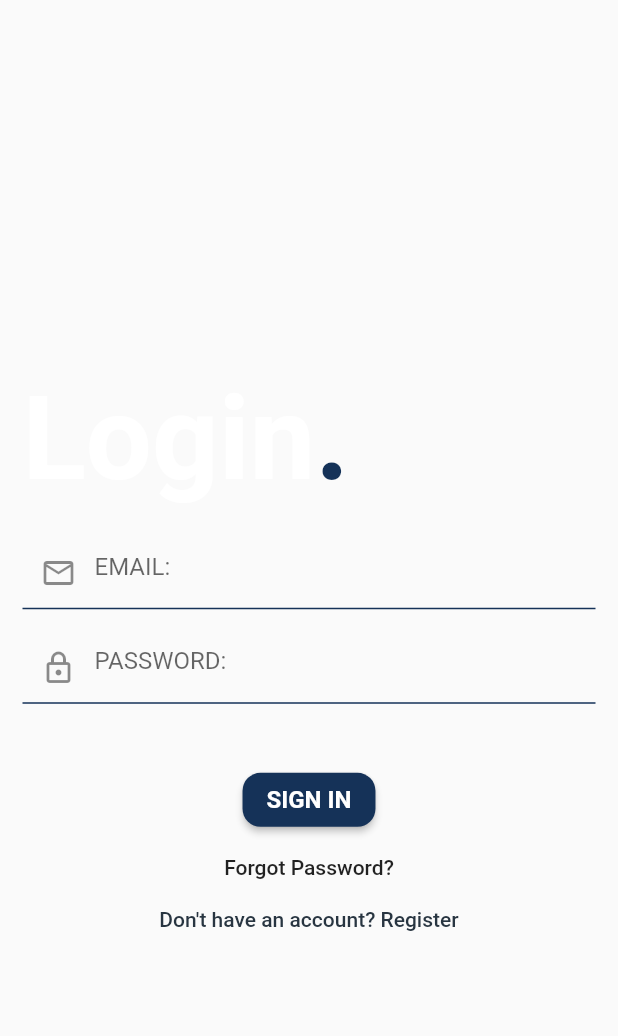
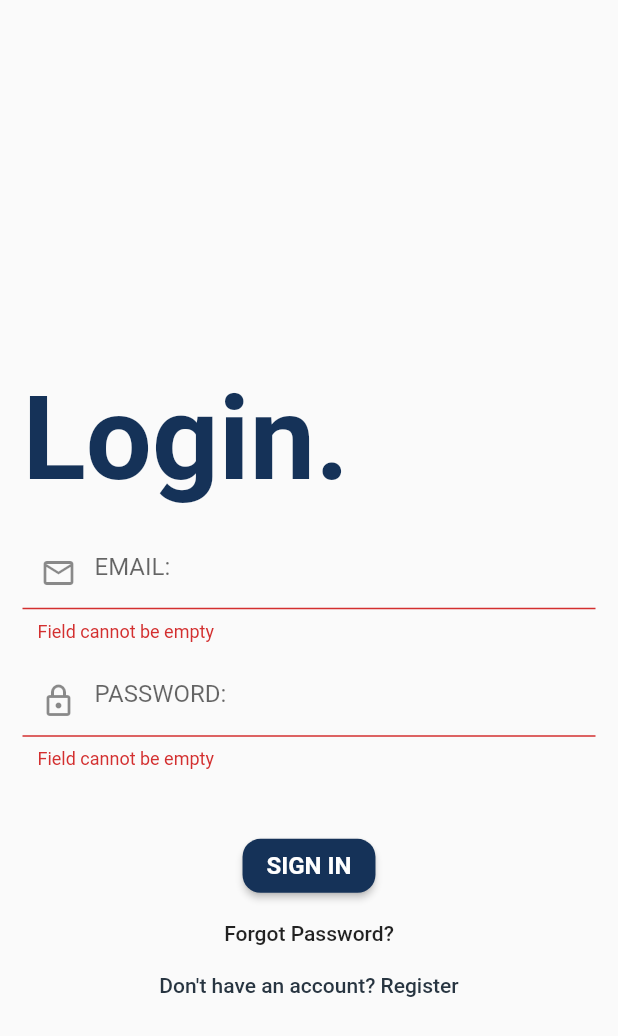
Before and after one commit to KanmaChizea/calendario, a Flutter app: the screen it shows after launch, after a tap on "SIGN IN", on a phone screen of 412 x 824 dp. Shown: the top 1036 px of the screen. Run offline on Flutter 3.47's test engine with Material 2 defaults, Android fonts, the phone set to English and light mode, and no system bars; drawn by our look-alikes of flutter_form_builder; our stand-ins replace cached_network_image, cloud_firestore, firebase_auth, firebase_core, firebase_storage, image_picker and 1 more; missing offline and left inert: flex_color_picker; accounts and stored records are empty.

Commit message:
auth screen refactored

```diff
--- /dev/null
+++ b/lib/components/inputfield_decor.dart
@@ -0,0 +1,20 @@
+import 'package:flutter/material.dart';
+
+buildDecoration(IconData icon, String hintText, BuildContext context) {
+  return InputDecoration(
+    prefixIcon: Icon(
+      icon,
+    ),
+    enabledBorder: UnderlineInputBorder(
+      borderSide: BorderSide(
+          color: Theme.of(context).primaryColor,
+          width: 1.0,
+          style: BorderStyle.solid),
+    ),
+    focusedBorder: UnderlineInputBorder(
+      borderSide: BorderSide(color: Theme.of(context).primaryColor, width: 2.0),
+    ),
+    contentPadding: const EdgeInsets.fromLTRB(10, 10, 0, 0),
+    hintText: hintText,
+  );
+}
--- a/lib/components/loadingwidget.dart
+++ b/lib/components/loadingwidget.dart
@@ -1,5 +1,4 @@
 import 'package:flutter/material.dart';
-import 'package:flutter_spinkit/flutter_spinkit.dart';
 import 'package:project/components/drawer.dart';
 
 class LoadingPage extends StatelessWidget {
@@ -17,9 +16,8 @@ class LoadingPage extends StatelessWidget {
         mainAxisAlignment: MainAxisAlignment.center,
         crossAxisAlignment: CrossAxisAlignment.center,
         children: [
-          SpinKitCircle(
-            color: Theme.of(context).backgroundColor,
-            size: 50.0,
+          CircularProgressIndicator(
+            color: Theme.of(context).primaryColor,
           ),
           verticalSpace(20),
           isLogin
--- /dev/null
+++ b/lib/components/login_form.dart
@@ -0,0 +1,117 @@
+import 'package:flutter/material.dart';
+import 'package:provider/provider.dart';
+
+import '../services/auth.dart';
+import '../services/utils.dart';
+import '../state management/auth_state_management.dart';
+import '../styles/buttons.dart';
+import 'inputfield_decor.dart';
+
+class LoginForm extends StatefulWidget {
+  const LoginForm({Key? key}) : super(key: key);
+
+  @override
+  State<LoginForm> createState() => _LoginFormState();
+}
+
+class _LoginFormState extends State<LoginForm> {
+  final _formKey = GlobalKey<FormState>();
+  AuthService authService = AuthService();
+  late TextEditingController emailController;
+  late TextEditingController passwordController;
+
+  @override
+  void initState() {
+    emailController = TextEditingController();
+    passwordController = TextEditingController();
+    super.initState();
+  }
+
+  @override
+  Widget build(BuildContext context) {
+    return Form(
+      key: _formKey,
+      child: Column(
+        mainAxisAlignment: MainAxisAlignment.spaceAround,
+        children: [
+          TextFormField(
+              validator: (value) => value == null || value.isEmpty
+                  ? 'Field cannot be empty'
+                  : null,
+              controller: emailController,
+              decoration:
+                  buildDecoration(Icons.email_outlined, 'EMAIL:', context)),
+          verticalSpace(15.0),
+          TextFormField(
+            validator: (value) =>
+                value == null || value.isEmpty ? 'Field cannot be empty' : null,
+            controller: passwordController,
+            decoration:
+                buildDecoration(Icons.lock_outlined, 'PASSWORD:', context),
+            obscureText: true,
+          ),
+          Consumer<AuthScreenStateManagement>(builder: (context, value, child) {
+            return value.error == ''
+                ? verticalSpace(40)
+                : Container(
+                    height: 40,
+                    alignment: Alignment.centerLeft,
+                    child: Center(
+                      child: Text(value.error,
+                          style: const TextStyle(
+                            fontWeight: FontWeight.w600,
+                            color: Color.fromARGB(255, 173, 20, 9),
+                            fontSize: 12.0,
+                          )),
+                    ),
+                  );
+          }),
+          Consumer<AuthScreenStateManagement>(builder: (context, value, child) {
+            return ElevatedButton(
+              onPressed: () async {
+                if (_formKey.currentState!.validate()) {
+                  value.setStatus(Status.loading);
+
+                  dynamic result = await authService.signIn(
+                      emailController.text, passwordController.text, context);
+                  if (result is String) {
+                    value.setError(result);
+                    value.setStatus(Status.login);
+                  }
+                }
+              },
+              child: const Text(
+                'SIGN IN',
+                style: TextStyle(
+                  fontSize: 16,
+                  fontWeight: FontWeight.bold,
+                ),
+              ),
+            );
+          }),
+          verticalSpace(10),
+          TextButton(
+              onPressed: () {},
+              style: textButtonStyle,
+              child: const Text(
+                'Forgot Password?',
+                style: TextStyle(
+                  color: Colors.black87,
+                ),
+              )),
+          Consumer<AuthScreenStateManagement>(builder: (context, value, child) {
+            return TextButton(
+                onPressed: () {
+                  value.resetError();
+                  value.setStatus(Status.register);
+                },
+                child: const Text(
+                  "Don't have an account? Register",
+                ));
+          }),
+          verticalSpace(10),
+        ],
+      ),
+    );
+  }
+}
--- a/lib/pages/addevent.dart
+++ b/lib/pages/addevent.dart
@@ -18,7 +18,6 @@ class _AddEventState extends State<AddEvent> {
   final items = ['Assignment', 'Test', 'Tutorial'];
 
   String? value;
-  String description = 'null';
   String type = 'Type';
   late EventDatabase _eventdb;
   late TextEditingController courseController;
@@ -244,6 +243,9 @@ class _AddEventState extends State<AddEvent> {
   Future saveForm() async {
     if (_formkey.currentState!.validate()) {
       final course = courseController.text.toUpperCase();
+      final description = descriptionController.text.isEmpty
+          ? 'null'
+          : descriptionController.text;
       _eventdb.updateEventData(course, byDate, description, type);
       Navigator.of(context).pop();
     }
--- /dev/null
+++ b/lib/pages/authscreen.dart
@@ -0,0 +1,62 @@
+import 'package:flutter/material.dart';
+import 'package:project/components/loadingwidget.dart';
+import 'package:project/components/signup_form.dart';
+import 'package:project/services/utils.dart';
+import 'package:project/state%20management/auth_state_management.dart';
+import 'package:project/styles/text.dart';
+import 'package:provider/provider.dart';
+
+import '../components/login_form.dart';
+
+class AuthScreen extends StatelessWidget {
+  const AuthScreen({Key? key}) : super(key: key);
+
+  @override
+  Widget build(BuildContext context) {
+    return ChangeNotifierProvider<AuthScreenStateManagement>.value(
+      value: AuthScreenStateManagement(),
+      child: Builder(builder: (context) {
+        return Consumer<AuthScreenStateManagement>(
+          builder: ((context, value, child) {
+            if (value.status == Status.loading) {
+              return const LoadingPage(isLogin: true);
+            } else {
+              return Scaffold(
+                  body: SingleChildScrollView(
+                      keyboardDismissBehavior:
+                          ScrollViewKeyboardDismissBehavior.onDrag,
+                      child: Container(
+                          margin: const EdgeInsets.symmetric(horizontal: 15),
+                          child: Column(
+                            crossAxisAlignment: CrossAxisAlignment.start,
+                            children: [
+                              value.status == Status.register
+                                  ? SizedBox(
+                                      height:
+                                          MediaQuery.of(context).size.height *
+                                              0.2,
+                                    )
+                                  : SizedBox(
+                                      height:
+                                          MediaQuery.of(context).size.height *
+                                              0.3,
+                                    ),
+                              Text(
+                                value.status == Status.register
+                                    ? 'Signup.'
+                                    : 'Login.',
+                                style: authScreenHeader,
+                              ),
+                              verticalSpace(20),
+                              value.status == Status.register
+                                  ? const SignUpForm()
+                                  : const LoginForm()
+                            ],
+                          ))));
+            }
+          }),
+        );
+      }),
+    );
+  }
+}
--- a/lib/pages/login.dart
+++ /dev/null
@@ -1,319 +0,0 @@
-import 'package:flutter/material.dart';
-import 'package:flutter_form_builder/flutter_form_builder.dart';
-import 'package:project/components/loadingwidget.dart';
-import 'package:project/services/auth.dart';
-import 'package:project/services/utils.dart';
-
-bool isSignupScreen = false;
-
-class Login extends StatefulWidget {
-  const Login({Key? key}) : super(key: key);
-
-  @override
-  _LoginState createState() => _LoginState();
-}
-
-class _LoginState extends State<Login> with SingleTickerProviderStateMixin {
-  final AuthService _auth = AuthService();
-  final _formKey = GlobalKey<FormBuilderState>();
-  bool loading = false;
-
-  String error = '';
-  String? password;
-
-  late Animation animation;
-  late AnimationController animationController;
-
-  @override
-  void dispose() {
-    animationController.dispose();
-    super.dispose();
-  }
-
-  @override
-  void initState() {
-    super.initState();
-    animationController =
-        AnimationController(vsync: this, duration: const Duration(seconds: 2));
-    animation = Tween(begin: -0.5, end: 0.0).animate(CurvedAnimation(
-        parent: animationController, curve: Curves.fastOutSlowIn));
-
-    animationController.forward();
-  }
-
-  @override
-  Widget build(BuildContext context) {
-    double width = MediaQuery.of(context).size.width;
-    return loading
-        ? const LoadingPage(
-            isLogin: true,
-          )
-        : AnimatedBuilder(
-            animation: animationController,
-            builder: (context, child) {
-              return Scaffold(
-                  body: Transform(
-                transform:
-                    Matrix4.translationValues(animation.value * width, 0, 0),
-                child: SingleChildScrollView(
-                  keyboardDismissBehavior:
-                      ScrollViewKeyboardDismissBehavior.onDrag,
-                  child: Container(
-                    margin: const EdgeInsets.symmetric(horizontal: 15),
-                    child: Column(
-                      crossAxisAlignment: CrossAxisAlignment.start,
-                      children: [
-                        isSignupScreen
-                            ? SizedBox(
-                                height:
-                                    MediaQuery.of(context).size.height * 0.2,
-                              )
-                            : SizedBox(
-                                height:
-                                    MediaQuery.of(context).size.height * 0.3,
-                              ),
-                        isSignupScreen
-                            ? headerText('Signup')
-                            : headerText('Login'),
-                        verticalSpace(20),
-                        isSignupScreen ? signupForm() : loginForm()
-                      ],
-                    ),
-                  ),
-                ),
-              ));
-            });
-  }
-
-// Log in form
-  FormBuilder loginForm() {
-    return FormBuilder(
-      key: _formKey,
-      child: Column(
-        mainAxisAlignment: MainAxisAlignment.spaceAround,
-        children: [
-          FormBuilderTextField(
-              validator: (value) =>
-                  value == null ? 'Field cannot be empty' : null,
-              name: 'email',
-              decoration: buildDecoration(Icons.email_outlined, 'EMAIL:')),
-          verticalSpace(15.0),
-          FormBuilderTextField(
-            validator: (value) =>
-                value == null ? 'Field cannot be empty' : null,
-            name: 'password',
-            decoration: buildDecoration(Icons.lock_outlined, 'PASSWORD:'),
-            obscureText: true,
-          ),
-          error.isEmpty
-              ? verticalSpace(40)
-              : Container(
-                  height: 40,
-                  alignment: Alignment.centerLeft,
-                  child: Center(
-                    child: Text(error,
-                        textAlign: TextAlign.center,
-                        style: const TextStyle(
-                          fontWeight: FontWeight.w600,
-                          color: Color.fromARGB(255, 173, 20, 9),
-                          fontSize: 12.0,
-                        )),
-                  ),
-                ),
-          ElevatedButton(
-            onPressed: () async {
-              _formKey.currentState!.save();
-              if (_formKey.currentState!.validate()) {
-                setState(() {
-                  loading = true;
-                });
-                final data = _formKey.currentState!.value;
-                dynamic result = await _auth.signIn(
-                    data['email'], data['password'], context);
-                if (result is String) {
-                  setState(() {
-                    error = result;
-                    loading = false;
-                  });
-                }
-              }
-            },
-            child: const Text(
-              'SIGN IN',
-              style: TextStyle(
-                fontSize: 16,
-                fontWeight: FontWeight.bold,
-              ),
-            ),
-          ),
-          verticalSpace(10),
-          TextButton(
-              onPressed: () {},
-              style: textButtonStyle(),
-              child: const Text(
-                'Forgot Password?',
-                style: TextStyle(
-                  color: Colors.black87,
-                ),
-              )),
-          TextButton(
-              onPressed: () {
-                setState(() {
-                  error = '';
-                  isSignupScreen = !isSignupScreen;
-                });
-              },
-              child: const Text(
-                "Don't have an account? Register",
-              )),
-          verticalSpace(10),
-        ],
-      ),
-    );
-  }
-
-  //Sign up form
-
-  signupForm() {
-    return FormBuilder(
-        key: _formKey,
-        child: Column(
-            mainAxisAlignment: MainAxisAlignment.spaceBetween,
-            children: [
-              verticalSpace(30.0),
-              FormBuilderTextField(
-                  validator: (value) =>
-                      value == null ? 'Field cannot be empty' : null,
-                  name: 'username',
-                  decoration:
-                      buildDecoration(Icons.person_outlined, 'FULL NAME:')),
-              verticalSpace(10.0),
-              FormBuilderTextField(
-                  validator: (value) =>
-                      value == null ? 'Field cannot be empty' : null,
-                  name: 'email',
-                  keyboardType: TextInputType.emailAddress,
-                  decoration: buildDecoration(Icons.email_outlined, 'EMAIL:')),
-              verticalSpace(10.0),
-              FormBuilderTextField(
-                  validator: (value) =>
-                      value == null ? 'Field cannot be empty' : null,
-                  name: 'password',
-                  obscureText: true,
-                  onChanged: (value) {
-                    setState(() {
-                      password = value;
-                    });
-                  },
-                  decoration:
-                      buildDecoration(Icons.lock_outlined, 'PASSWORD:')),
-              verticalSpace(10.0),
-              FormBuilderTextField(
-                  validator: (value) {
-                    value == null ? 'Field cannot be empty' : null;
-                    value != password ? "Passwords don't match" : null;
-                    return null;
-                  },
-                  name: 'confirm',
-                  obscureText: true,
-                  decoration: buildDecoration(
-                      Icons.lock_outlined, 'CONFIRM PASSWORD:')),
-              error.isEmpty
-                  ? verticalSpace(30)
-                  : Container(
-                      height: 30,
-                      alignment: Alignment.centerLeft,
-                      child: Text(error,
-                          style: const TextStyle(
-                            fontWeight: FontWeight.w600,
-                            color: Color.fromARGB(255, 173, 20, 9),
-                            fontSize: 12.0,
-                          )),
-                    ),
-              ElevatedButton(
-                onPressed: () async {
-                  _formKey.currentState!.save();
-                  if (_formKey.currentState!.validate()) {
-                    setState(() {
-                      loading = true;
-                    });
-                    final data = _formKey.currentState!.value;
-                    dynamic result = await _auth.register(data['email'],
-                        data['password'], data['username'], context);
-                    if (result is String) {
-                      setState(() {
-                        error = result;
-                        loading = false;
-                      });
-                    }
-                  }
-                },
-                child: const Text(
-                  'CREATE ACCOUNT',
-                  style: TextStyle(fontWeight: FontWeight.bold, fontSize: 16),
-                ),
-              ),
-              verticalSpace(10),
-              TextButton(
-                onPressed: () {
-                  setState(() {
-                    error = '';
-                    isSignupScreen = !isSignupScreen;
-                  });
-                },
-                child: const Text(
-                  'Already have an account? Sign in',
-                ),
-              ),
-            ]));
-  }
-
-// format header text
-  RichText headerText(String title) {
-    return RichText(
-        text: TextSpan(
-            text: title,
-            style: const TextStyle(
-              fontSize: 78,
-              fontWeight: FontWeight.bold,
-            ),
-            children: [
-          TextSpan(
-              text: '.',
-              style: TextStyle(
-                  fontSize: 78,
-                  fontWeight: FontWeight.bold,
-                  color: Theme.of(context).primaryColor))
-        ]));
-  }
-
-// text field decoration
-  buildDecoration(IconData icon, String hintText) {
-    return InputDecoration(
-      prefixIcon: Icon(
-        icon,
-      ),
-      enabledBorder: UnderlineInputBorder(
-        borderSide: BorderSide(
-            color: Theme.of(context).primaryColor,
-            width: 1.0,
-            style: BorderStyle.solid),
-      ),
-      focusedBorder: UnderlineInputBorder(
-        borderSide:
-            BorderSide(color: Theme.of(context).primaryColor, width: 2.0),
-      ),
-      contentPadding: const EdgeInsets.fromLTRB(10, 10, 0, 0),
-      hintText: hintText,
-    );
-  }
-
-// style for text button
-  textButtonStyle() {
-    return TextButton.styleFrom(
-      padding: const EdgeInsets.symmetric(vertical: 3, horizontal: 10),
-      minimumSize: Size.zero,
-      tapTargetSize: MaterialTapTargetSize.shrinkWrap,
-    );
-  }
-}
--- a/lib/routes/routes.dart
+++ b/lib/routes/routes.dart
@@ -2,7 +2,7 @@ import 'package:flutter/material.dart';
 import 'package:project/pages/addevent.dart';
 import 'package:project/pages/appearance.dart';
 import 'package:project/pages/editcourses.dart';
-import 'package:project/pages/login.dart';
+import 'package:project/pages/authscreen.dart';
 import 'package:project/pages/month.dart';
 import 'package:project/pages/notifications.dart';
 import 'package:project/pages/priorities.dart';
@@ -34,7 +34,7 @@ class AppRoutes {
             case setting:
               return const Setting();
             case login:
-              return const Login();
+              return const AuthScreen();
             case addevent:
               return const AddEvent();
             case appearance:
--- a/lib/services/wrapper.dart
+++ b/lib/services/wrapper.dart
@@ -1,5 +1,5 @@
 import 'package:flutter/material.dart';
-import 'package:project/pages/login.dart';
+import 'package:project/pages/authscreen.dart';
 import 'package:project/pages/schedule.dart';
 import 'package:provider/provider.dart';
 import 'package:firebase_auth/firebase_auth.dart';
@@ -12,7 +12,7 @@ class Wrapper extends StatelessWidget {
     final user = Provider.of<User?>(context);
 
     if (user == null) {
-      return const Login();
+      return const AuthScreen();
     } else {
       return const Schedule();
     }
--- /dev/null
+++ b/lib/state management/auth_state_management.dart
@@ -0,0 +1,23 @@
+import 'package:flutter/material.dart';
+
+enum Status { loading, register, login }
+
+class AuthScreenStateManagement extends ChangeNotifier {
+  Status status = Status.login;
+  String error = '';
+
+  setStatus(Status newStatus) {
+    status = newStatus;
+    notifyListeners();
+  }
+
+  setError(String e) {
+    error = e;
+    notifyListeners();
+  }
+
+  resetError() {
+    error = '';
+    notifyListeners();
+  }
+}
--- /dev/null
+++ b/lib/styles/buttons.dart
@@ -0,0 +1,7 @@
+import 'package:flutter/material.dart';
+
+final textButtonStyle = TextButton.styleFrom(
+  padding: const EdgeInsets.symmetric(vertical: 3, horizontal: 10),
+  minimumSize: Size.zero,
+  tapTargetSize: MaterialTapTargetSize.shrinkWrap,
+);
--- /dev/null
+++ b/lib/styles/text.dart
@@ -0,0 +1,4 @@
+import 'package:flutter/material.dart';
+
+const TextStyle authScreenHeader = TextStyle(
+    fontSize: 78, fontWeight: FontWeight.bold, color: Color(0xff153258));
--- a/pubspec.yaml
+++ b/pubspec.yaml
@@ -40,6 +40,7 @@ dependencies:
     sdk: flutter
   flutter_extensions: ^4.0.3
   flutter_form_builder: ^7.1.1
+
   flutter_material_color_picker: ^1.1.0+2
   flutter_spinkit: ^5.1.0
   form_builder_validators: ^7.6.1
@@ -51,6 +52,11 @@ dependencies:
 
 dev_dependencies:
   flutter_lints: ^1.0.0
+  flutter_launcher_icons: ^0.9.3
+flutter_icons:
+  android: "launcher_icon"
+  ios: true
+  image_path: "lib/assets/logo.png"
   flutter_test:
     sdk: flutter
 
```
Also changed, not shown: lib/components/signup_form.dart (added, +142 -0 lines), lib/pages/schedule.dart (+6 -1 lines), lib/assets/logo.png (added), pubspec.lock, 28 other files.
